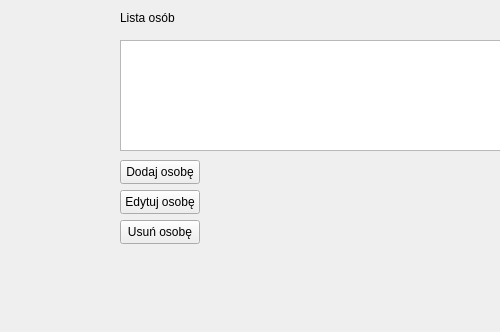
Above: GenealogyApp/mainwindow.ui from frawojej/GenealogyApp before the change; both pictures show x 0 to 500 and y 0 to 332 of the 800 by 600 pixel window. Below: the same form after it.
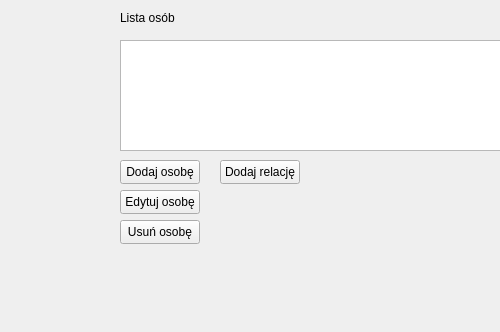
That is the form after the change.

Commit message: feat: added family relations

```diff
--- a/GenealogyApp/mainwindow.ui
+++ b/GenealogyApp/mainwindow.ui
@@ -102,6 +102,19 @@
      <string>Usuń osobę</string>
     </property>
    </widget>
+   <widget class="QPushButton" name="addRelationButton">
+    <property name="geometry">
+     <rect>
+      <x>220</x>
+      <y>160</y>
+      <width>80</width>
+      <height>24</height>
+     </rect>
+    </property>
+    <property name="text">
+     <string>Dodaj relację</string>
+    </property>
+   </widget>
   </widget>
   <widget class="QMenuBar" name="menubar">
    <property name="geometry">
```
The commit also changes 5 other files.
